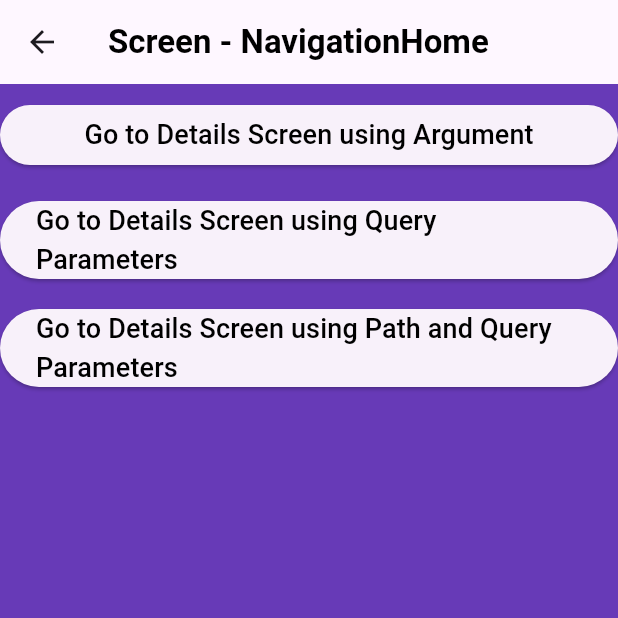
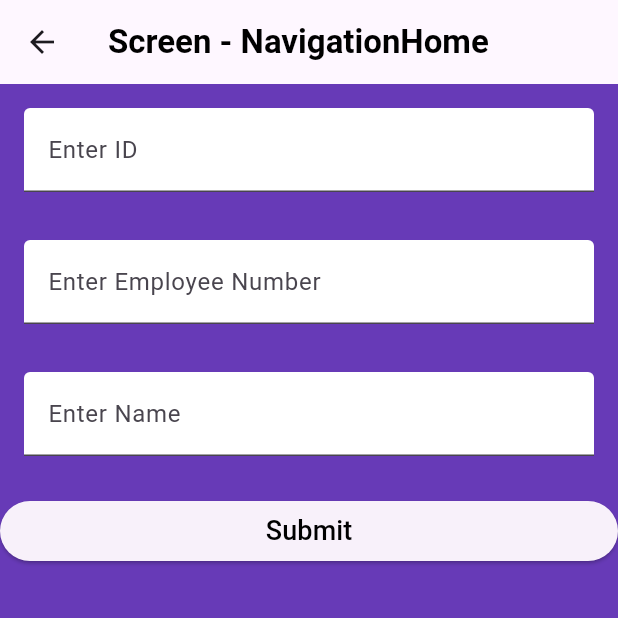
Before and after one commit to sajidshaikh2027/auto_router_demo, a Flutter app: the ScreenNavigationHome screen opened by its route, on a phone screen of 412 x 824 dp, the top half of it. Run offline on Flutter 3.47's test engine with Material 3 defaults, Android fonts, the light colour scheme and no system bars; our stand-ins replace auto_route, dio, shared_preferences; accounts and stored records are empty.

Commit message:
add text edit in screen_navigation_home.dart

```diff
--- a/lib/ui/navigation_with_argument/screen_navigation_home.dart
+++ b/lib/ui/navigation_with_argument/screen_navigation_home.dart
@@ -1,9 +1,17 @@
-
-import '../../utils/exports.dart';
+import '../../../utils/exports.dart';
 
 @RoutePage()
-class ScreenNavigationHome extends StatelessWidget {
+class ScreenNavigationHome extends StatefulWidget {
   const ScreenNavigationHome({super.key});
+
+  @override
+  ScreenNavigationHomeState createState() => ScreenNavigationHomeState();
+}
+
+class ScreenNavigationHomeState extends State<ScreenNavigationHome> {
+  final TextEditingController _idController = TextEditingController();
+  final TextEditingController _empNoController = TextEditingController();
+  final TextEditingController _nameController = TextEditingController();
 
   @override
   Widget build(BuildContext context) {
@@ -18,33 +26,50 @@ class ScreenNavigationHome extends StatelessWidget {
       ),
       body: Column(
         children: [
-          _buildNavigationButton(
-            context: context,
-            onPressed: () {
-              context.router.push(RouteDetails(id: '3333'));
-            },
-            text: 'Go to Details Screen using Argument',
+          Padding(
+            padding: const EdgeInsets.all(16.0),
+            child: TextField(
+              controller: _idController,
+              decoration: const InputDecoration(
+                labelText: 'Enter ID',
+                fillColor: Colors.white,
+                filled: true,
+              ),
+            ),
+          ),
+          Padding(
+            padding: const EdgeInsets.all(16.0),
+            child: TextField(
+              controller: _empNoController,
+              decoration: const InputDecoration(
+                labelText: 'Enter Employee Number',
+                fillColor: Colors.white,
+                filled: true,
+              ),
+            ),
+          ),
+          Padding(
+            padding: const EdgeInsets.all(16.0),
+            child: TextField(
+              controller: _nameController,
+              decoration: const InputDecoration(
+                labelText: 'Enter Name',
+                fillColor: Colors.white,
+                filled: true,
+              ),
+            ),
           ),
           _buildNavigationButton(
             context: context,
             onPressed: () {
+              // Navigate to ScreenDetails with the input values
               context.router.push(RouteDetails(
-                empNo: '3333',
-                name: 'Anil Thummar',
+                id: _idController.text,
+                empNo: _empNoController.text,
+                name: _nameController.text,
               ));
             },
-            text: 'Go to Details Screen using Query Parameters',
-          ),
-          _buildNavigationButton(
-            context: context,
-            onPressed: () {
-              context.router.push(RouteDetails(
-                id: '123123',
-                empNo: '4444',
-                name: 'John ',
-              ));
-            },
-            text: 'Go to Details Screen using Path and Query Parameters',
+            text: 'Submit',
           ),
         ],
       ),
```
Also changed, not shown: pubspec.lock.
